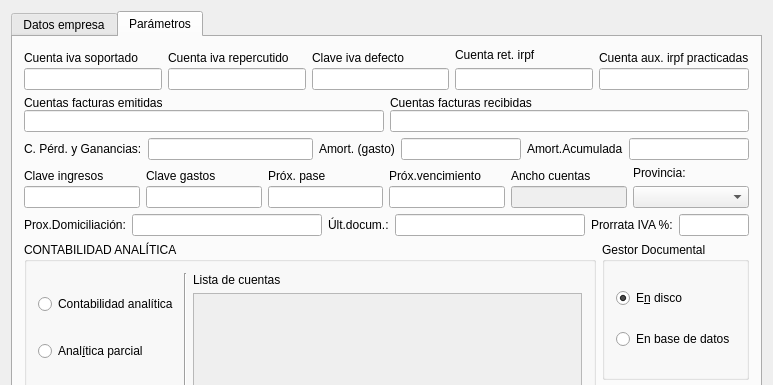
Before: the Qt Designer form editconfig.ui in DIBOSAJM/keme, drawn with Qt 5; both pictures show x 0 to 773 and y 0 to 385 of the 773 by 756 pixel window.
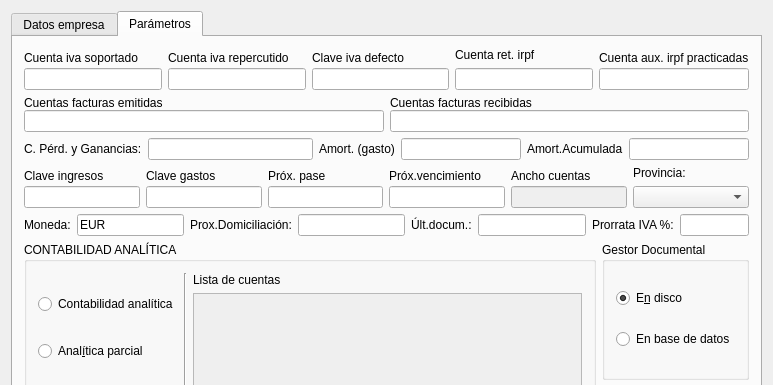
After: the same form once the commit is applied. The open tabs and pages were chosen to show the change. Icons and pictures are not drawn.

```diff
--- a/editconfig.ui
+++ b/editconfig.ui
@@ -1109,6 +1109,20 @@
        </item>
        <item>
         <layout class="QHBoxLayout">
+         <item>
+          <widget class="QLabel" name="label_20">
+           <property name="text">
+            <string>Moneda:</string>
+           </property>
+          </widget>
+         </item>
+         <item>
+          <widget class="QLineEdit" name="moneda_lineEdit">
+           <property name="text">
+            <string>EUR</string>
+           </property>
+          </widget>
+         </item>
          <item>
           <widget class="QLabel" name="label_12">
            <property name="text">
```
Left out of the diff: 11 changed lines with no effect on the pictures.
